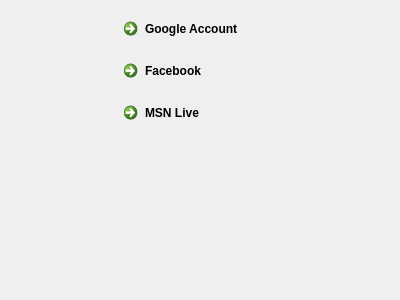
Old version of the form src/types.ui in the repository KDE/kaccounts-integration.
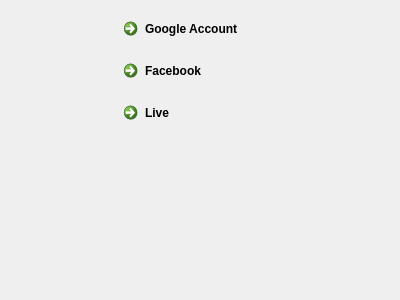
New version of the form. Icons and pictures are not drawn.

Commit message: Prepare the create interface to be used, connecting and creating slots

What changed in the file:
```diff
--- a/src/types.ui
+++ b/src/types.ui
@@ -64,7 +64,7 @@
      <item>
       <widget class="QCommandLinkButton" name="commandLinkButton_3">
        <property name="text">
-        <string>MSN Live</string>
+        <string>Live</string>
        </property>
        <property name="icon">
         <iconset theme="im-msn"/>
```
Left out of the diff: 18 changed lines with no effect on the pictures. The commit also changes 2 other files.
